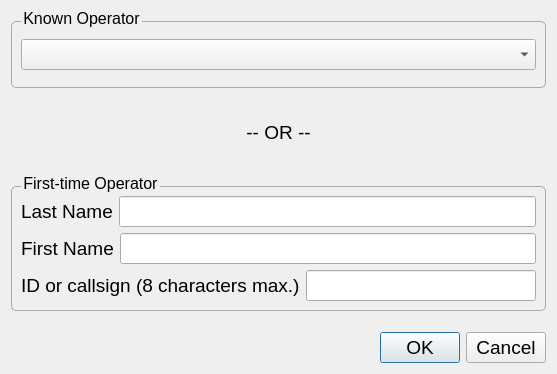
Old version of the form designer/loginDialog.ui in the repository ncssar/radiolog.
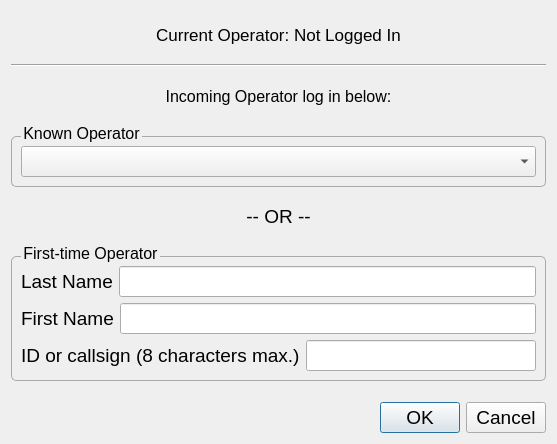
New version of the form.

```diff
--- a/designer/loginDialog.ui
+++ b/designer/loginDialog.ui
@@ -7,7 +7,7 @@
     <x>0</x>
     <y>0</y>
     <width>557</width>
-    <height>374</height>
+    <height>444</height>
    </rect>
   </property>
   <property name="font">
@@ -22,6 +22,43 @@
   <layout class="QVBoxLayout" name="verticalLayout_4">
    <item>
     <layout class="QVBoxLayout" name="verticalLayout_3">
+     <item>
+      <widget class="QLabel" name="currentOperatorLabel">
+       <property name="font">
+        <font>
+         <pointsize>13</pointsize>
+        </font>
+       </property>
+       <property name="text">
+        <string>Current Operator: Not Logged In</string>
+       </property>
+       <property name="alignment">
+        <set>Qt::AlignCenter</set>
+       </property>
+      </widget>
+     </item>
+     <item>
+      <widget class="Line" name="line">
+       <property name="orientation">
+        <enum>Qt::Horizontal</enum>
+       </property>
+      </widget>
+     </item>
+     <item>
+      <widget class="QLabel" name="label_2">
+       <property name="font">
+        <font>
+         <pointsize>12</pointsize>
+        </font>
+       </property>
+       <property name="text">
+        <string>Incoming Operator log in below:</string>
+       </property>
+       <property name="alignment">
+        <set>Qt::AlignCenter</set>
+       </property>
+      </widget>
+     </item>
      <item>
       <widget class="QGroupBox" name="knownGroupBox">
        <property name="font">
```
